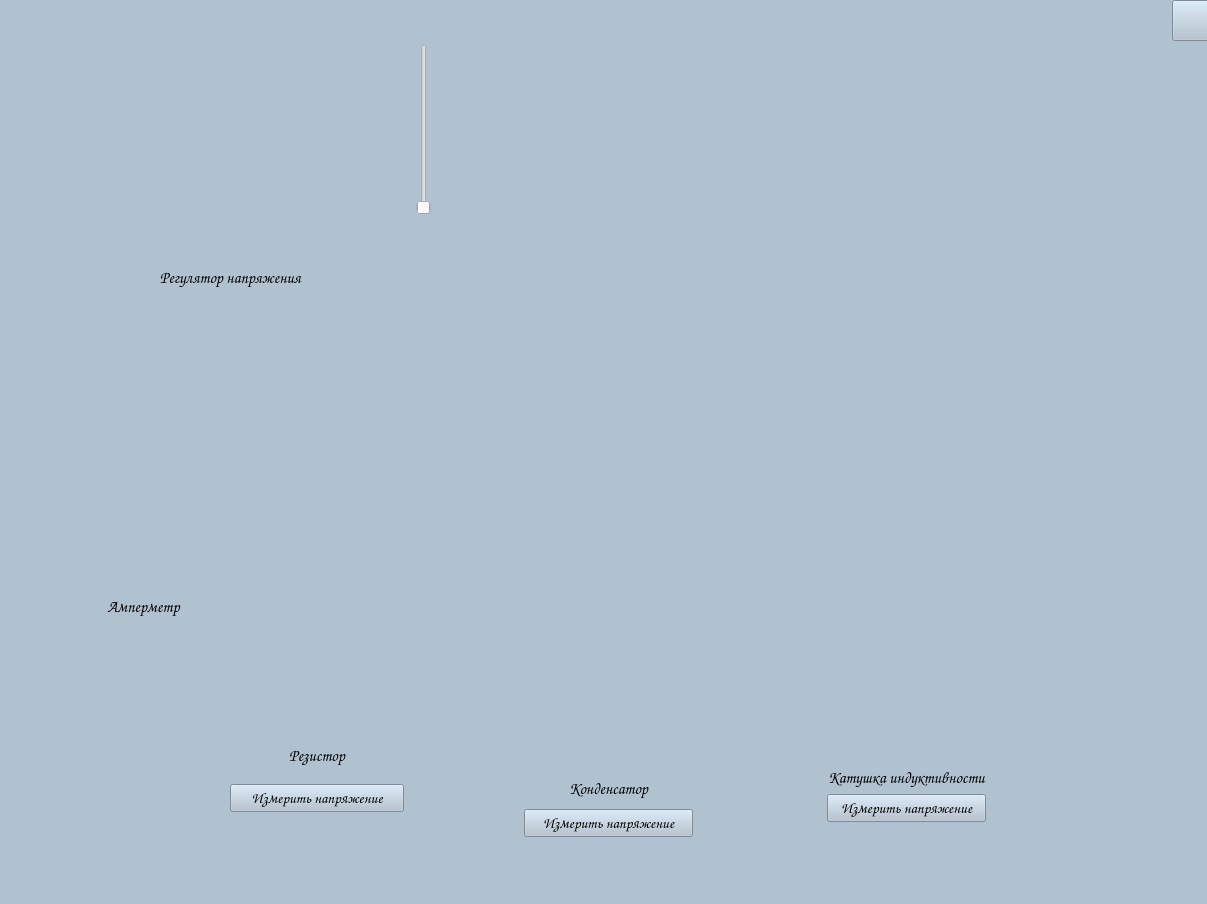
The window that forms_ui/laba15.ui (doktorfish0078/SimulationOfLaboratoryWork) describes before a commit, drawn with Qt 5.
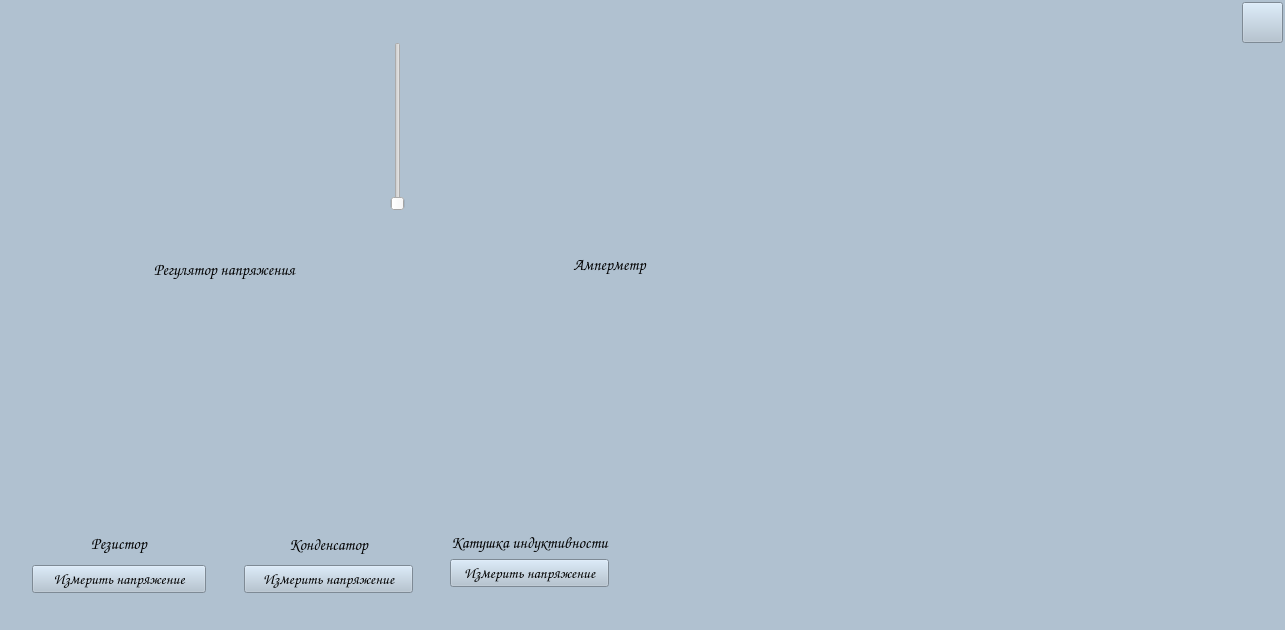
The same window after the commit. Icons and pictures are not drawn.

The edit to the form file:
```diff
--- a/forms_ui/laba15.ui
+++ b/forms_ui/laba15.ui
@@ -6,20 +6,20 @@
    <rect>
     <x>0</x>
     <y>0</y>
-    <width>1207</width>
-    <height>904</height>
+    <width>1285</width>
+    <height>630</height>
    </rect>
   </property>
   <property name="minimumSize">
    <size>
-    <width>1207</width>
-    <height>904</height>
+    <width>1285</width>
+    <height>630</height>
    </size>
   </property>
   <property name="maximumSize">
    <size>
-    <width>1207</width>
-    <height>904</height>
+    <width>1285</width>
+    <height>630</height>
    </size>
   </property>
   <property name="windowTitle">
@@ -32,8 +32,8 @@
    <widget class="QWidget" name="verticalLayoutWidget">
     <property name="geometry">
      <rect>
-      <x>22</x>
-      <y>352</y>
+      <x>488</x>
+      <y>10</y>
       <width>241</width>
       <height>241</height>
      </rect>
@@ -43,8 +43,8 @@
    <widget class="QWidget" name="verticalLayoutWidget_2">
     <property name="geometry">
      <rect>
-      <x>524</x>
-      <y>774</y>
+      <x>244</x>
+      <y>530</y>
       <width>169</width>
       <height>63</height>
      </rect>
@@ -89,8 +89,8 @@
    <widget class="QWidget" name="verticalLayoutWidget_3">
     <property name="geometry">
      <rect>
-      <x>827</x>
-      <y>767</y>
+      <x>450</x>
+      <y>532</y>
       <width>235</width>
       <height>61</height>
      </rect>
@@ -138,8 +138,8 @@
    <widget class="QPushButton" name="button_info">
     <property name="geometry">
      <rect>
-      <x>1172</x>
-      <y>0</y>
+      <x>1242</x>
+      <y>2</y>
       <width>41</width>
       <height>41</height>
      </rect>
@@ -161,8 +161,8 @@
    <widget class="QLabel" name="label_10">
     <property name="geometry">
      <rect>
-      <x>72</x>
-      <y>260</y>
+      <x>66</x>
+      <y>252</y>
       <width>317</width>
       <height>35</height>
      </rect>
@@ -188,10 +188,10 @@
    <widget class="QSlider" name="slider_voltage">
     <property name="geometry">
      <rect>
-      <x>410</x>
-      <y>44</y>
-      <width>27</width>
-      <height>171</height>
+      <x>386</x>
+      <y>42</y>
+      <width>23</width>
+      <height>169</height>
      </rect>
     </property>
     <property name="styleSheet">
@@ -227,8 +227,8 @@
      <rect>
       <x>18</x>
       <y>8</y>
-      <width>431</width>
-      <height>249</height>
+      <width>401</width>
+      <height>245</height>
      </rect>
     </property>
     <property name="text">
@@ -244,8 +244,8 @@
    <widget class="QLabel" name="label">
     <property name="geometry">
      <rect>
-      <x>24</x>
-      <y>594</y>
+      <x>490</x>
+      <y>252</y>
       <width>239</width>
       <height>24</height>
      </rect>
@@ -283,10 +283,10 @@
    <widget class="QLabel" name="label_capacitor">
     <property name="geometry">
      <rect>
-      <x>540</x>
-      <y>596</y>
-      <width>139</width>
-      <height>165</height>
+      <x>280</x>
+      <y>382</y>
+      <width>111</width>
+      <height>143</height>
      </rect>
     </property>
     <property name="sizePolicy">
@@ -314,10 +314,10 @@
    <widget class="QLabel" name="label_coil">
     <property name="geometry">
      <rect>
-      <x>830</x>
-      <y>582</y>
-      <width>235</width>
-      <height>175</height>
+      <x>492</x>
+      <y>388</y>
+      <width>177</width>
+      <height>141</height>
      </rect>
     </property>
     <property name="sizePolicy">
@@ -363,10 +363,10 @@
    <widget class="QWidget" name="verticalLayoutWidget_5">
     <property name="geometry">
      <rect>
-      <x>670</x>
+      <x>752</x>
       <y>2</y>
-      <width>499</width>
-      <height>575</height>
+      <width>487</width>
+      <height>573</height>
      </rect>
     </property>
     <layout class="QVBoxLayout" name="verticalLayout_3"/>
@@ -390,8 +390,8 @@
    <widget class="QLabel" name="label_resistor">
     <property name="geometry">
      <rect>
-      <x>250</x>
-      <y>700</y>
+      <x>50</x>
+      <y>484</y>
       <width>139</width>
       <height>23</height>
      </rect>
@@ -415,10 +415,10 @@
    <widget class="QWidget" name="verticalLayoutWidget_4">
     <property name="geometry">
      <rect>
-      <x>230</x>
-      <y>732</y>
+      <x>32</x>
+      <y>528</y>
       <width>174</width>
-      <height>80</height>
+      <height>65</height>
      </rect>
     </property>
     <layout class="QVBoxLayout" name="verticalLayout_4">
@@ -458,6 +458,22 @@
      </item>
     </layout>
    </widget>
+   <widget class="QLabel" name="label_milli_voltmeter">
+    <property name="geometry">
+     <rect>
+      <x>754</x>
+      <y>4</y>
+      <width>483</width>
+      <height>569</height>
+     </rect>
+    </property>
+    <property name="styleSheet">
+     <string notr="true">background-color: None;</string>
+    </property>
+    <property name="text">
+     <string/>
+    </property>
+   </widget>
    <zorder>label_regulator</zorder>
    <zorder>verticalLayoutWidget</zorder>
    <zorder>verticalLayoutWidget_2</zorder>
```
Left out of the diff: 28 changed lines with no effect on the pictures.
